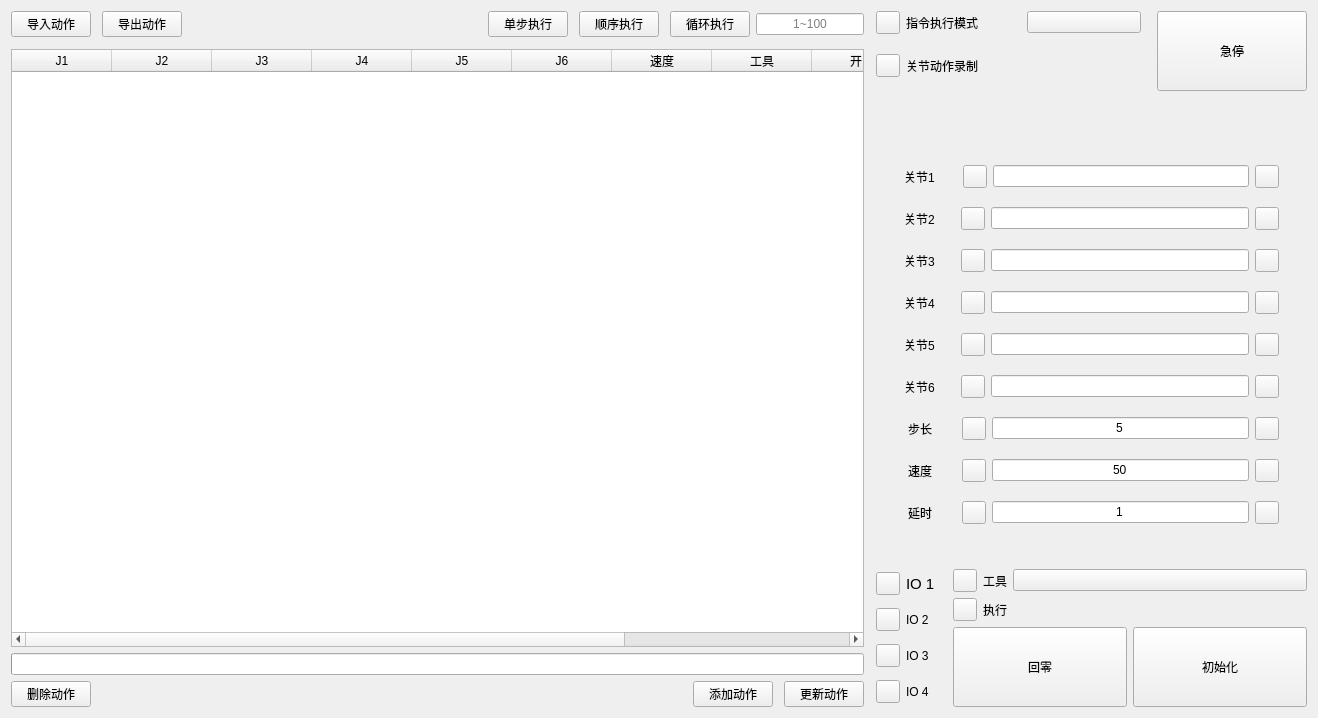
Qt form ui/teach_page.ui (CoreJK/blinx_robot_arm_control) before a commit.
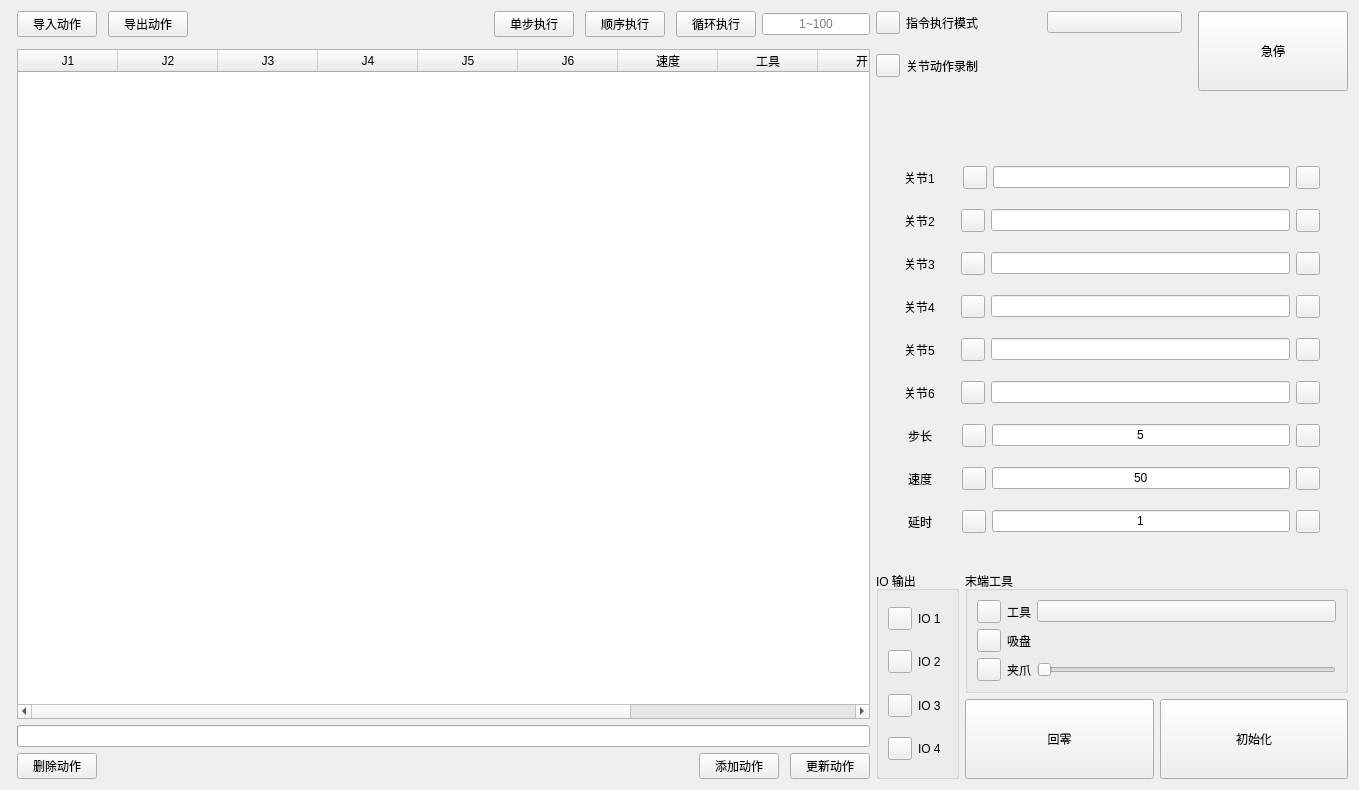
The same form after that commit. Custom widgets are drawn as their Qt base class.

Commit message: ✨ feat: 添加机械臂夹爪抓取回调函数和相关控件

```diff
--- a/ui/teach_page.ui
+++ b/ui/teach_page.ui
@@ -6,8 +6,8 @@
    <rect>
     <x>0</x>
     <y>0</y>
-    <width>1318</width>
-    <height>718</height>
+    <width>1359</width>
+    <height>790</height>
    </rect>
   </property>
   <property name="windowTitle">
@@ -16,9 +16,12 @@
   <property name="lightCustomQss" stdset="0">
    <string/>
   </property>
-  <layout class="QHBoxLayout" name="horizontalLayout_19">
+  <layout class="QHBoxLayout" name="horizontalLayout_21">
    <item>
-    <layout class="QHBoxLayout" name="horizontalLayout_18">
+    <widget class="VerticalSeparator" name="VerticalSeparator"/>
+   </item>
+   <item>
+    <layout class="QHBoxLayout" name="horizontalLayout_20">
      <item>
       <layout class="QVBoxLayout" name="verticalLayout_7">
        <item>
@@ -382,10 +385,7 @@
       </layout>
      </item>
      <item>
-      <widget class="VerticalSeparator" name="VerticalSeparator"/>
-     </item>
-     <item>
-      <layout class="QVBoxLayout" name="verticalLayout_9">
+      <layout class="QVBoxLayout" name="verticalLayout_11">
        <item>
         <layout class="QHBoxLayout" name="horizontalLayout_9">
          <item>
@@ -2174,6 +2174,12 @@
         </widget>
        </item>
        <item>
+        <layout class="QHBoxLayout" name="horizontalLayout_19">
+         <item>
+          <widget class="QGroupBox" name="groupBox">
+           <property name="title">
+            <string>IO 输出</string>
+           </property>
         <layout class="QHBoxLayout" name="horizontalLayout_17">
          <item>
           <layout class="QVBoxLayout" name="verticalLayout_4">
@@ -2184,14 +2190,6 @@
              </item>
              <item>
               <widget class="BodyLabel" name="SwitchButtonOneLable">
-               <property name="font">
-                <font>
-                 <family>Arial</family>
-                 <pointsize>11</pointsize>
-                 <weight>50</weight>
-                 <bold>false</bold>
-                </font>
-               </property>
                <property name="text">
                 <string>IO 1</string>
                </property>
@@ -2283,9 +2281,17 @@
            </item>
           </layout>
          </item>
-         <item>
-          <widget class="VerticalSeparator" name="VerticalSeparator_2"/>
+           </layout>
+          </widget>
          </item>
+         <item>
+          <layout class="QVBoxLayout" name="verticalLayout_10">
+           <item>
+            <widget class="QGroupBox" name="groupBox_2">
+             <property name="title">
+              <string>末端工具</string>
+             </property>
+             <layout class="QVBoxLayout" name="verticalLayout_9">
          <item>
           <layout class="QVBoxLayout" name="verticalLayout_8">
            <item>
@@ -2315,8 +2321,14 @@
              </item>
              <item>
               <widget class="BodyLabel" name="BodyLabel">
+                    <property name="minimumSize">
+                     <size>
+                      <width>0</width>
+                      <height>0</height>
+                     </size>
+                    </property>
                <property name="text">
-                <string>执行</string>
+                     <string>吸盘</string>
                </property>
               </widget>
              </item>
@@ -2333,6 +2345,38 @@
             </layout>
            </item>
            <item>
+                 <layout class="QHBoxLayout" name="horizontalLayout_18">
+                  <item>
+                   <widget class="TransparentToolButton" name="GrapToolSliderIcon"/>
+                  </item>
+                  <item>
+                   <widget class="BodyLabel" name="GrapToolLabel">
+                    <property name="text">
+                     <string>夹爪</string>
+                    </property>
+                   </widget>
+                  </item>
+                  <item>
+                   <widget class="Slider" name="GrapToolSlider">
+                    <property name="layoutDirection">
+                     <enum>Qt::LeftToRight</enum>
+                    </property>
+                    <property name="singleStep">
+                     <number>5</number>
+                    </property>
+                    <property name="orientation">
+                     <enum>Qt::Horizontal</enum>
+                    </property>
+                   </widget>
+                  </item>
+                 </layout>
+                </item>
+               </layout>
+              </item>
+             </layout>
+            </widget>
+           </item>
+           <item>
             <layout class="QHBoxLayout" name="horizontalLayout_3">
              <item>
               <widget class="PushButton" name="RobotArmZeroButton">
@@ -2418,6 +2462,11 @@
    <extends>QWidget</extends>
    <header>qfluentwidgets</header>
   </customwidget>
+  <customwidget>
+   <class>Slider</class>
+   <extends>QSlider</extends>
+   <header>qfluentwidgets</header>
+  </customwidget>
   <customwidget>
    <class>HorizontalSeparator</class>
    <extends>QWidget</extends>
```
Lines whose indentation alone changed are shown as unchanged. The commit also changes 2 other files.
